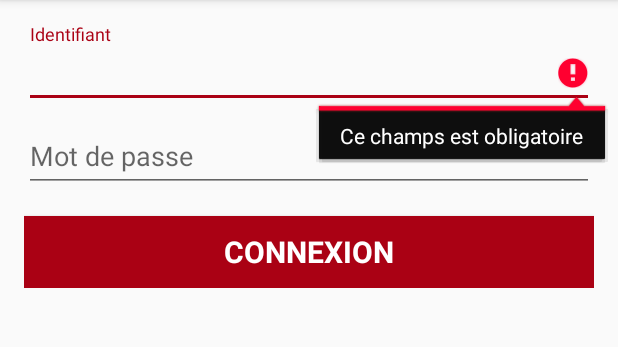
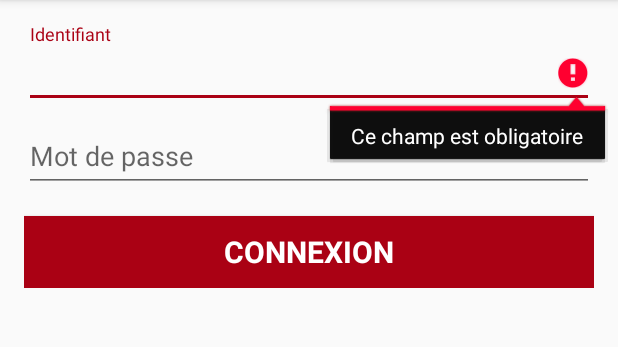
Before and after one commit to Nairolf92/Olivraison, an Android app: the screen it shows after launch (LoginActivity), after a tap on "CONNEXION", on a phone screen of 412 x 824 dp, the part 84-431 px from its top. Run offline under Robolectric (Android 15) with nearby library versions, the phone set to English and light mode, and no system bars.

Commit message:
git ignore .idea/* + qq fichiers

```diff
--- a/Olivraison/app/src/main/AndroidManifest.xml
+++ b/Olivraison/app/src/main/AndroidManifest.xml
@@ -6,6 +6,7 @@
     <uses-permission android:name="android.permission.GET_ACCOUNTS" />
     <uses-permission android:name="android.permission.READ_PROFILE" />
     <uses-permission android:name="android.permission.READ_CONTACTS" />
+    <uses-permission android:name="android.permission.INTERNET" />
 
     <application
         android:allowBackup="true"
--- a/Olivraison/app/src/main/res/values/strings.xml
+++ b/Olivraison/app/src/main/res/values/strings.xml
@@ -25,9 +25,9 @@
     <string name="prompt_password">Mot de passe</string>
     <string name="action_sign_in_short">Connexion</string>
     <string name="error_incorrect_login">Cet identifiant n\'existe pas</string>
-    <string name="error_invalid_password">This password is too short</string>
+    <string name="error_invalid_password">Le mot de passe est trop court</string>
     <string name="error_incorrect_password">Le mot de passe est incorrect</string>
-    <string name="error_field_required">Ce champs est obligatoire</string>
+    <string name="error_field_required">Ce champ est obligatoire</string>
     <string name="permission_rationale">"Contacts permissions are needed for providing email
         completions."
     </string>
```
Also changed, not shown: 1 other file.
